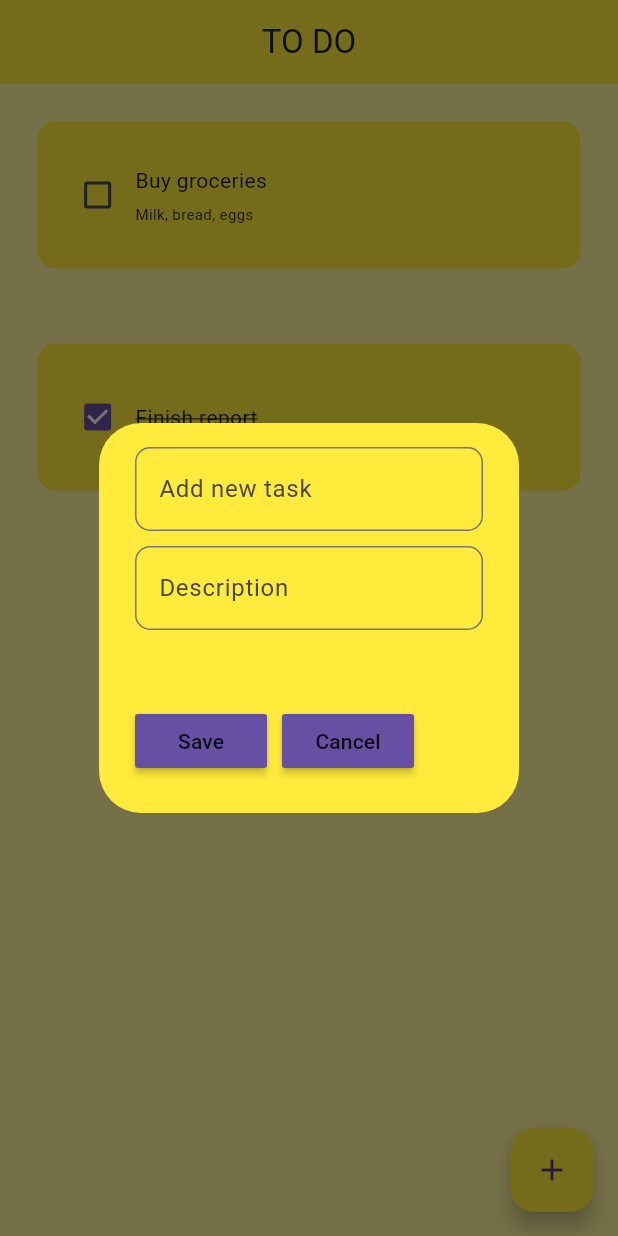
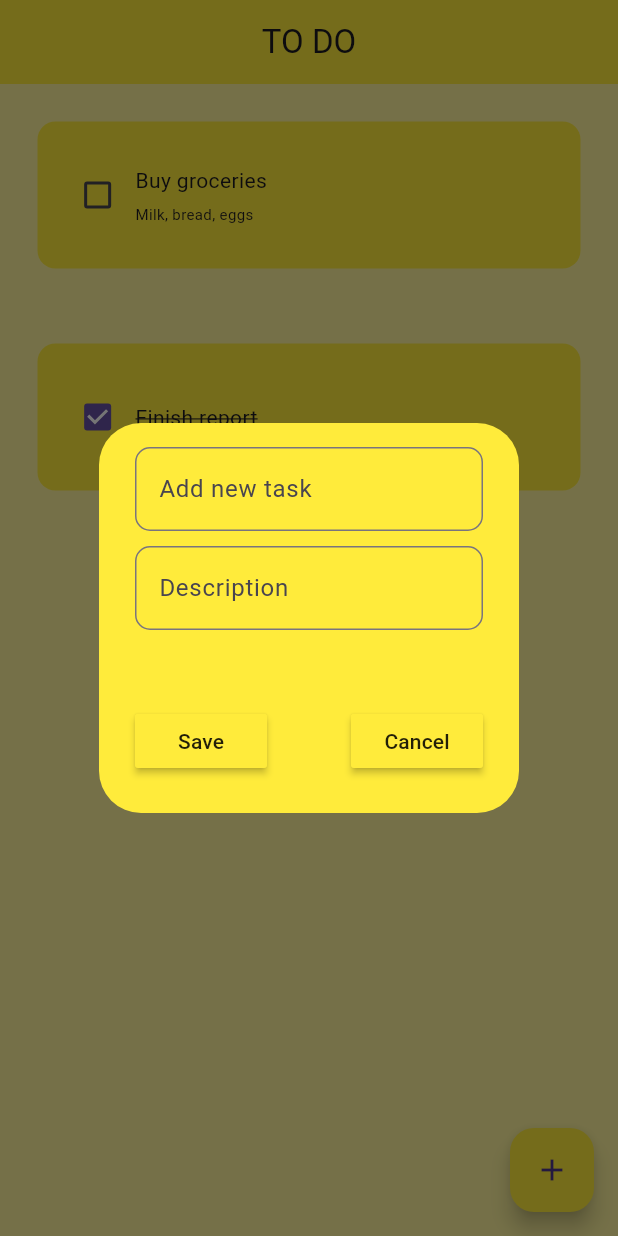
Before and after one commit to zionmezba/TODO-App, a Flutter app: the screen it shows after launch, after a tap on the "add" icon, on a phone screen of 412 x 824 dp. Run offline on Flutter 3.47's test engine with Material 3 defaults, Android fonts, the phone set to English and light mode, and no system bars; drawn by our look-alikes of flutter_slidable.

Commit message:
front ready

```diff
--- a/lib/pages/home_page.dart
+++ b/lib/pages/home_page.dart
@@ -18,6 +18,9 @@ class ToDoItem {
 }
 
 class _HomePageState extends State<HomePage> {
+  final _controller = TextEditingController();
+  final _descController = TextEditingController();
+
   List<ToDoItem> toDoList = [];
 
   @override
@@ -35,11 +38,20 @@ class _HomePageState extends State<HomePage> {
   }
 
   // Function to add a new item
-  void addNewItem(String title, bool isCompleted, {String? description}) {
-    setState(() {
-      toDoList.add(ToDoItem(
-          title: title, description: description, isCompleted: isCompleted));
-    });
+  void addNewItem() {
+    final title = _controller.text;
+    final description =
+        _descController.text.isEmpty ? '' : _descController.text;
+
+    if (title.isNotEmpty) {
+      setState(() {
+        toDoList.add(ToDoItem(
+            title: title, description: description, isCompleted: false));
+      });
+    }
+    Navigator.of(context).pop();
+    _controller.clear();
+    _descController.clear();
   }
 
   void checkboxChanged(bool? val, int index) {
@@ -52,8 +64,19 @@ class _HomePageState extends State<HomePage> {
     showDialog(
         context: context,
         builder: (context) {
-          return DialogBox();
+          return DialogBox(
+            controller: _controller,
+            onSave: addNewItem,
+            onCancel: () => Navigator.of(context).pop(),
+            descController: _descController,
+          );
         });
+  }
+
+  void deleteTask(int index) {
+    setState(() {
+      toDoList.removeAt(index);
+    });
   }
 
   @override
@@ -68,8 +91,8 @@ class _HomePageState extends State<HomePage> {
         ),
         floatingActionButton: FloatingActionButton(
           onPressed: createNewtask,
-          child: Icon(Icons.add),
           backgroundColor: Colors.yellow,
+          child: const Icon(Icons.add),
         ),
         body: ListView.builder(
           itemCount: toDoList.length,
@@ -79,6 +102,7 @@ class _HomePageState extends State<HomePage> {
               isComplete: toDoList[index].isCompleted,
               onChanged: (val) => checkboxChanged(val, index),
               taskDesc: toDoList[index].description ?? '',
+              deleteTask: (value) => deleteTask(index),
             );
           },
         ));
--- a/lib/utils/custom_button.dart
+++ b/lib/utils/custom_button.dart
@@ -10,7 +10,7 @@ class CustomButton extends StatelessWidget {
   Widget build(BuildContext context) {
     return MaterialButton(
       onPressed: onPressed,
-      color: Theme.of(context).primaryColor,
+      color: Colors.yellow,
       child: Text(text),
     );
   }
--- a/lib/utils/dialogue_box.dart
+++ b/lib/utils/dialogue_box.dart
@@ -1,9 +1,19 @@
 import 'package:flutter/material.dart';
-import 'package:flutter/widgets.dart';
 import 'package:todo_app/utils/custom_button.dart';
 
 class DialogBox extends StatelessWidget {
-  const DialogBox({super.key});
+  const DialogBox(
+      {super.key,
+      required this.controller,
+      required this.onSave,
+      required this.onCancel,
+      required this.descController});
+
+  final VoidCallback onSave;
+  final VoidCallback onCancel;
+
+  final TextEditingController controller;
+  final TextEditingController descController;
 
   @override
   Widget build(BuildContext context) {
@@ -14,7 +24,10 @@ class DialogBox extends StatelessWidget {
         child: Column(
           children: [
             TextField(
+              controller: controller,
+
               decoration: InputDecoration(
+
                 border:
                     OutlineInputBorder(borderRadius: BorderRadius.circular(10)),
                 hintText: 'Add new task',
@@ -23,6 +36,7 @@ class DialogBox extends StatelessWidget {
             const SizedBox(height: 10),
             Expanded(
               child: TextField(
+                controller: descController,
                 decoration: InputDecoration(
                   border: OutlineInputBorder(
                       borderRadius: BorderRadius.circular(10)),
@@ -32,10 +46,11 @@ class DialogBox extends StatelessWidget {
             ),
             const SizedBox(height: 10),
             Row(
+              mainAxisAlignment: MainAxisAlignment.spaceBetween,
               children: [
-                CustomButton(text: 'Save', onPressed: () {}),
+                CustomButton(text: 'Save', onPressed: onSave),
                 const SizedBox(width: 10),
-                CustomButton(text: 'Cancel', onPressed: () {}),
+                CustomButton(text: 'Cancel', onPressed: onCancel),
               ],
             )
           ],
--- a/lib/utils/todo_tile.dart
+++ b/lib/utils/todo_tile.dart
@@ -1,6 +1,5 @@
-import 'package:flutter/cupertino.dart';
 import 'package:flutter/material.dart';
-import 'package:flutter/widgets.dart';
+import 'package:flutter_slidable/flutter_slidable.dart';
 
 class TodoTile extends StatelessWidget {
   const TodoTile(
@@ -8,17 +7,28 @@ class TodoTile extends StatelessWidget {
       required this.taskName,
       required this.isComplete,
       required this.onChanged,
-      required this.taskDesc});
+      required this.taskDesc,
+      required this.deleteTask});
 
   final String taskName;
   final String taskDesc;
   final bool isComplete;
   final Function(bool?)? onChanged;
+  final Function(BuildContext)? deleteTask;
 
   @override
   Widget build(BuildContext context) {
     return Padding(
       padding: const EdgeInsets.all(25.0),
+      child: Slidable(
+        endActionPane: ActionPane(motion: const StretchMotion(), children: [
+          SlidableAction(
+            onPressed: deleteTask,
+            icon: Icons.delete,
+            backgroundColor: Colors.red[300]!,
+            borderRadius: BorderRadius.circular(10),
+          )
+        ]),
         child: Container(
           padding: const EdgeInsets.all(25.0),
           decoration: BoxDecoration(
@@ -60,6 +70,7 @@ class TodoTile extends StatelessWidget {
             ],
           ),
         ),
+      ),
     );
   }
 }
--- a/pubspec.yaml
+++ b/pubspec.yaml
@@ -35,6 +35,7 @@ dependencies:
   # The following adds the Cupertino Icons font to your application.
   # Use with the CupertinoIcons class for iOS style icons.
   cupertino_icons: ^1.0.6
+  flutter_slidable: ^3.1.0
 
 dev_dependencies:
   flutter_test:
```
Also changed, not shown: pubspec.lock, 8 other files. Lines whose indentation alone changed are shown as unchanged.
